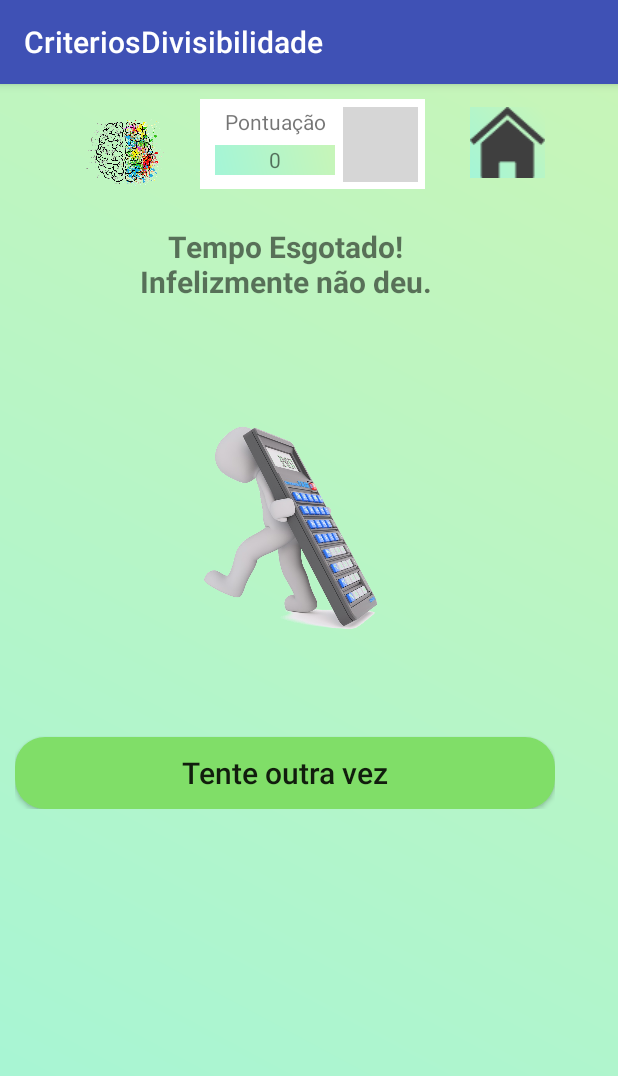
After one commit to robsonheinke/CriteriosDivisibilidade, an Android app: the RepetirNivelActivity screen opened directly, with no data from a screen before it, on a phone screen of 412 x 824 dp. The commit adds this screen. Shown: the top 1076 px of the screen. Run offline under Robolectric (Android 15) with nearby library versions, the phone set to English and light mode, and no system bars; 1 statement that could not run was skipped; grey boxes are pictures that could not be loaded.

Commit message:
telas de passagem e/ou repetição de nivel

```diff
--- a/app/build.gradle
+++ b/app/build.gradle
@@ -46,4 +46,6 @@ dependencies {
 
 
 
+
+
 apply plugin: 'com.google.gms.google-services'
--- a/app/src/main/AndroidManifest.xml
+++ b/app/src/main/AndroidManifest.xml
@@ -42,7 +42,9 @@
             </intent-filter>
         </activity>
         <activity android:name=".activity.JogoActivity" />
-        <activity android:name=".activity.PassarNivelActivity"></activity>
+        <activity android:name=".activity.PassarNivelActivity" />
+        <activity android:name=".activity.RepetirNivelActivity" />
+        <activity android:name=".activity.Ranking"></activity>
     </application>
 
 </manifest>
--- a/app/src/main/java/heinke/criteriosdivisibilidade/activity/JogoActivity.java
+++ b/app/src/main/java/heinke/criteriosdivisibilidade/activity/JogoActivity.java
@@ -497,7 +497,7 @@ public class JogoActivity extends Utilitarios implements View.OnClickListener {
             }
             else{
                 Toast.makeText(this,"nao deu tempo :(",Toast.LENGTH_LONG).show();
-                //novaTela(usuario, 4, this, 0);
+                novaTela(usuario, 4, this, 0);
             }
         }
     }
--- a/app/src/main/java/heinke/criteriosdivisibilidade/activity/LoginActivity.java
+++ b/app/src/main/java/heinke/criteriosdivisibilidade/activity/LoginActivity.java
@@ -37,6 +37,7 @@ import heinke.criteriosdivisibilidade.ferramentas.Utilitarios;
 import heinke.criteriosdivisibilidade.model.Nivel;
 import heinke.criteriosdivisibilidade.model.Usuario;
 import heinke.criteriosdivisibilidade.repositorio.Database;
+import heinke.criteriosdivisibilidade.repositorio.Database_Firebase;
 
 public class LoginActivity extends Utilitarios implements View.OnClickListener
                                                          ,GoogleApiClient.OnConnectionFailedListener{
@@ -196,6 +197,7 @@ public class LoginActivity extends Utilitarios implements View.OnClickListener
     }
 
     private void login(FirebaseUser firebaseUser) {
+        Database_Firebase db_firebase = new Database_Firebase();
         if (firebaseUser != null) {
             String nome = firebaseUser.getDisplayName();
             String email = firebaseUser.getEmail();
@@ -208,6 +210,7 @@ public class LoginActivity extends Utilitarios implements View.OnClickListener
                 usuario = new Usuario(idFirebase, nome, email, imagem,"1","0");
                 db.adicionarUsuario(usuario);
             }
+            db_firebase.salvarUsuario(usuario);
             novaTela(usuario, 1, LoginActivity.this,0);
         }
     }
--- a/app/src/main/java/heinke/criteriosdivisibilidade/activity/MenuPrincipal.java
+++ b/app/src/main/java/heinke/criteriosdivisibilidade/activity/MenuPrincipal.java
@@ -47,6 +47,7 @@ public class MenuPrincipal extends Utilitarios implements View.OnClickListener {
             jogar.setOnClickListener(this);
 
         ranking = (Button) findViewById(R.id.ranking);
+            ranking.setOnClickListener(this);
 
         ajuda = (Button) findViewById(R.id.ajuda);
 
@@ -64,6 +65,8 @@ public class MenuPrincipal extends Utilitarios implements View.OnClickListener {
             case R.id.jogar:
                 novaTela(usuario, 2,this,0);
                 break;
+            case R.id.ranking:
+                novaTela(usuario, 5, this,0);
         }
     }
 
--- /dev/null
+++ b/app/src/main/java/heinke/criteriosdivisibilidade/activity/RepetirNivelActivity.java
@@ -0,0 +1,65 @@
+package heinke.criteriosdivisibilidade.activity;
+
+import android.content.Intent;
+import android.support.v7.app.AppCompatActivity;
+import android.os.Bundle;
+import android.view.View;
+import android.widget.Button;
+import android.widget.ImageButton;
+import android.widget.ImageView;
+import android.widget.TextView;
+
+import heinke.criteriosdivisibilidade.R;
+import heinke.criteriosdivisibilidade.ferramentas.Utilitarios;
+import heinke.criteriosdivisibilidade.model.Usuario;
+
+public class RepetirNivelActivity extends Utilitarios implements View.OnClickListener {
+
+    private TextView pontos;
+    private ImageButton home;
+    private ImageView imgUsuario;
+    private Button continuar;
+
+    private Usuario usuario;
+
+    @Override
+    protected void onCreate(Bundle savedInstanceState) {
+        super.onCreate(savedInstanceState);
+        setContentView(R.layout.activity_repetir_nivel);
+
+        Intent intent = getIntent();
+        usuario = (Usuario) intent.getSerializableExtra("Usuario");
+
+        pontos = (TextView) findViewById(R.id.pontosAN);
+            pontos.setText(usuario.getPontos());
+        home = (ImageButton) findViewById(R.id.mHome);
+        imgUsuario = (ImageView) findViewById(R.id.img_usuarioAN);
+        continuar = (Button) findViewById(R.id.continuar);
+
+    }
+
+    @Override
+    public void onClick(View view) {
+        switch (view.getId()){
+            case R.id.mHome:
+                novaTela(usuario,1,this,0);
+                break;
+            case R.id.continuar:
+                novaTela(usuario,2,this,0);
+                break;
+        }
+    }
+
+    @Override
+    protected void onPause(){
+        super.onPause();
+        finish();
+    }
+
+    @Override
+    public void onBackPressed(){
+        super.onBackPressed();
+        novaTela(usuario,1,this,0);
+        finish();
+    }
+}
--- /dev/null
+++ b/app/src/main/res/drawable/borda_tabela.xml
@@ -0,0 +1,6 @@
+<?xml version="1.0" encoding="utf-8"?>
+<shape xmlns:android="http://schemas.android.com/apk/res/android"
+    android:shape= "rectangle"  >
+        <solid android:color="#80de68"/>
+        <stroke android:width="2dp"  android:color="#000"/>
+</shape>
--- /dev/null
+++ b/app/src/main/res/layout/activity_repetir_nivel.xml
@@ -0,0 +1,123 @@
+<?xml version="1.0" encoding="utf-8"?>
+<RelativeLayout xmlns:android="http://schemas.android.com/apk/res/android"
+    xmlns:app="http://schemas.android.com/apk/res-auto"
+    xmlns:tools="http://schemas.android.com/tools"
+    android:layout_width="match_parent"
+    android:layout_height="match_parent"
+    android:background="@drawable/fundo_telas"
+    tools:context="heinke.criteriosdivisibilidade.activity.RepetirNivelActivity">
+    <TableLayout
+        android:layout_width="wrap_content"
+        android:layout_height="wrap_content"
+        android:layout_centerHorizontal="true"
+        android:id="@+id/TLcabecalhoAN">
+
+        <TableRow>
+            <!--AN no final da id referente a avança nivel -->
+            <ImageView
+                android:id="@+id/logo"
+                android:layout_width="60dp"
+                android:layout_height="60dp"
+                android:layout_marginLeft="5dp"
+                android:layout_marginTop="15dp"
+                app:srcCompat="@drawable/logo" />
+
+            <RelativeLayout
+                android:layout_width="150dp"
+                android:layout_height="60dp"
+                android:layout_marginTop="10dp"
+                android:layout_marginLeft="20dp"
+                android:background="#fff"
+                android:id="@+id/RL_jogo">
+
+
+                <TextView
+                    android:id="@+id/txt_pontosAN"
+                    android:layout_width="80dp"
+                    android:layout_height="20dp"
+                    android:layout_marginStart="10dp"
+                    android:layout_marginTop="5dp"
+                    android:text="Pontuação"
+                    android:gravity="center" />
+
+                <TextView
+                    android:id="@+id/pontosAN"
+                    android:layout_width="80dp"
+                    android:layout_height="20dp"
+                    android:layout_marginLeft="10dp"
+                    android:layout_marginTop="5dp"
+                    android:layout_below="@+id/txt_pontosAN"
+                    android:text="0"
+                    android:gravity="center"
+                    android:background="@drawable/fundo_telas"/>
+
+                <ImageView
+                    android:id="@+id/img_usuarioAN"
+                    android:layout_width="50dp"
+                    android:layout_height="50dp"
+                    android:layout_marginLeft="5dp"
+                    android:layout_marginTop="5dp"
+                    android:layout_toRightOf="@+id/pontosAN"
+                    app:srcCompat="@drawable/com_facebook_button_icon_blue" />
+
+            </RelativeLayout>
+            <ImageButton
+                android:id="@+id/mHome"
+                android:layout_width="wrap_content"
+                android:layout_height="wrap_content"
+                android:layout_marginLeft="30dp"
+                android:layout_marginTop="15dp"
+                android:layout_toRightOf="@+id/pontosAN"
+                android:src="@drawable/home"
+                android:background="@drawable/fundo_telas"/>
+
+        </TableRow>
+    </TableLayout>
+
+    <LinearLayout
+        android:layout_width="wrap_content"
+        android:layout_height="wrap_content"
+        android:layout_below="@+id/TLcabecalhoAN"
+        android:orientation="vertical"
+        android:gravity="center"
+        android:layout_marginTop="10dp"
+        android:layout_marginLeft="10dp">
+
+        <TextView
+            android:layout_width="360dp"
+            android:layout_height="70dp"
+            android:textSize="20dp"
+            android:layout_gravity="center"
+            android:textStyle="bold"
+            android:layout_below="@+id/TLcabecalhoAN"
+            android:layout_centerHorizontal="true"
+            android:text="@string/perdeu"
+            android:id="@+id/parabens"
+            android:gravity="center"/>
+
+        <ImageView
+            android:layout_width="150dp"
+            android:layout_height="250dp"
+            app:srcCompat="@drawable/perdeu"
+            android:layout_marginTop="10dp"
+            android:id="@+id/trofeu"
+            android:layout_below="@+id/parabens"
+            android:layout_alignStart="@+id/tableLayout"
+            />
+
+        <Button
+            android:id="@+id/continuar"
+            android:layout_width="match_parent"
+            android:layout_height="wrap_content"
+            android:layout_marginTop="20dp"
+            android:text="@string/contPerder"
+            android:textAllCaps="false"
+            android:layout_gravity="center"
+            android:textAlignment="center"
+            android:textSize="20dp"
+            android:layout_centerHorizontal="true"
+            android:padding="5dp"
+            android:background="@drawable/bordas_arredondadas"/>
+    </LinearLayout>
+
+</RelativeLayout>
--- a/app/src/main/res/values/strings.xml
+++ b/app/src/main/res/values/strings.xml
@@ -13,4 +13,6 @@
 
     <string name="continuar">Continue suas conquistas</string>
     <string name="parabens">Parabéns\nVocê completou o nível </string>
+    <string name="perdeu">Tempo Esgotado!\nInfelizmente não deu.</string>
+    <string name="contPerder">Tente outra vez</string>
 </resources>
```
Also changed, not shown: app/src/main/java/heinke/criteriosdivisibilidade/activity/PassarNivelActivity.java (+7 -0 lines), app/src/main/java/heinke/criteriosdivisibilidade/activity/Ranking.java (added, +31 -0 lines), app/src/main/java/heinke/criteriosdivisibilidade/ferramentas/Utilitarios.java (+6 -2 lines), app/src/main/java/heinke/criteriosdivisibilidade/model/Usuario.java (+7 -0 lines), app/src/main/java/heinke/criteriosdivisibilidade/repositorio/Database.java (+16 -0 lines), app/src/main/java/heinke/criteriosdivisibilidade/repositorio/Database_Firebase.java (added, +51 -0 lines), app/src/main/java/heinke/criteriosdivisibilidade/util/Database_Firebase.java (deleted, +0 -27 lines), app/src/main/res/drawable/borda_tabela_clara.xml (added, +13 -0 lines), app/src/main/res/layout/activity_ranking.xml (added, +16 -0 lines), app/src/main/res/layout/layout_ranking.xml (added, +51 -0 lines).
